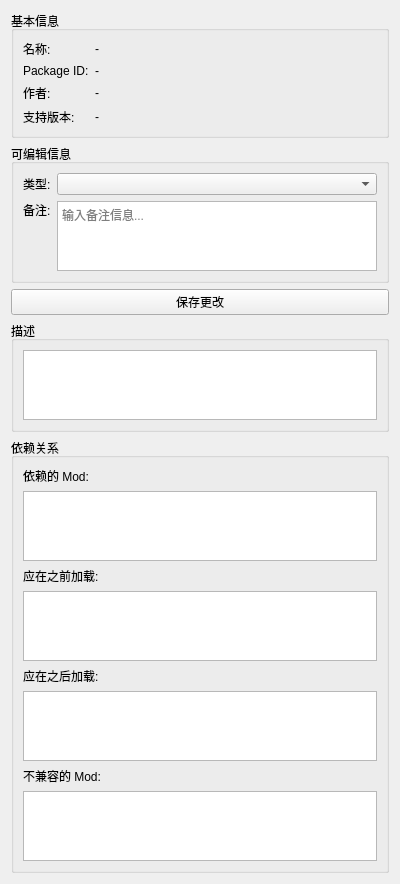
Above: src/ui/ModDetailPanel.ui from Artorias501/EasyRimWorldModManager before the change. Below: the same form after it.
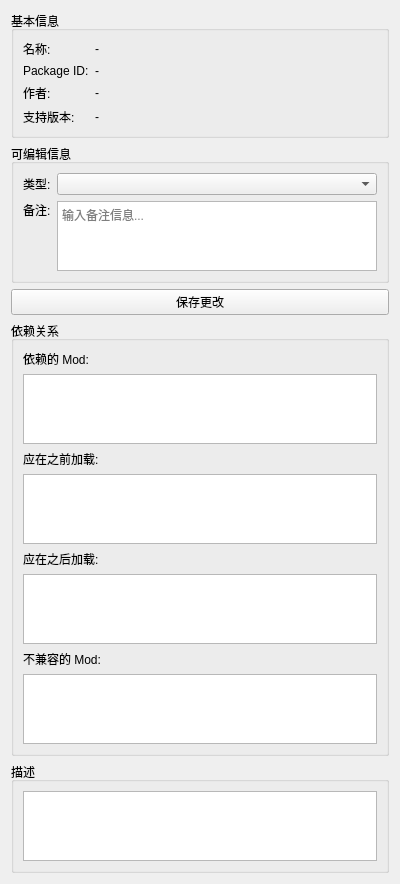
That is the form after the change.

What changed in the file:
```diff
--- a/src/ui/ModDetailPanel.ui
+++ b/src/ui/ModDetailPanel.ui
@@ -7,7 +7,7 @@
     <x>0</x>
     <y>0</y>
     <width>400</width>
-    <height>600</height>
+    <height>790</height>
    </rect>
   </property>
   <layout class="QVBoxLayout" name="verticalLayout">
@@ -150,22 +150,6 @@
      </property>
     </widget>
    </item>
-   <item>
-    <widget class="QGroupBox" name="descriptionGroup">
-     <property name="title">
-      <string>描述</string>
-     </property>
-     <layout class="QVBoxLayout" name="verticalLayout_2">
-      <item>
-       <widget class="QTextBrowser" name="descriptionBrowser">
-        <property name="openExternalLinks">
-         <bool>true</bool>
-        </property>
-       </widget>
-      </item>
-     </layout>
-    </widget>
-   </item>
    <item>
     <widget class="QGroupBox" name="dependenciesGroup">
      <property name="title">
@@ -180,11 +164,7 @@
        </widget>
       </item>
       <item>
-       <widget class="QListWidget" name="dependenciesList">
-        <property name="maximumHeight">
-         <number>80</number>
-        </property>
-       </widget>
+       <widget class="QListWidget" name="dependenciesList"/>
       </item>
       <item>
        <widget class="QLabel" name="loadBeforeLabel">
@@ -194,11 +174,7 @@
        </widget>
       </item>
       <item>
-       <widget class="QListWidget" name="loadBeforeList">
-        <property name="maximumHeight">
-         <number>80</number>
-        </property>
-       </widget>
+       <widget class="QListWidget" name="loadBeforeList"/>
       </item>
       <item>
        <widget class="QLabel" name="loadAfterLabel">
@@ -208,11 +184,7 @@
        </widget>
       </item>
       <item>
-       <widget class="QListWidget" name="loadAfterList">
-        <property name="maximumHeight">
-         <number>80</number>
-        </property>
-       </widget>
+       <widget class="QListWidget" name="loadAfterList"/>
       </item>
       <item>
        <widget class="QLabel" name="incompatibleLabel">
@@ -222,9 +194,21 @@
        </widget>
       </item>
       <item>
-       <widget class="QListWidget" name="incompatibleList">
-        <property name="maximumHeight">
-         <number>80</number>
+       <widget class="QListWidget" name="incompatibleList"/>
+      </item>
+     </layout>
+    </widget>
+   </item>
+   <item>
+    <widget class="QGroupBox" name="descriptionGroup">
+     <property name="title">
+      <string>描述</string>
+     </property>
+     <layout class="QVBoxLayout" name="verticalLayout_2">
+      <item>
+       <widget class="QTextBrowser" name="descriptionBrowser">
+        <property name="openExternalLinks">
+         <bool>true</bool>
         </property>
        </widget>
       </item>
```
Left out of the diff: 26 changed lines with no effect on the pictures.
